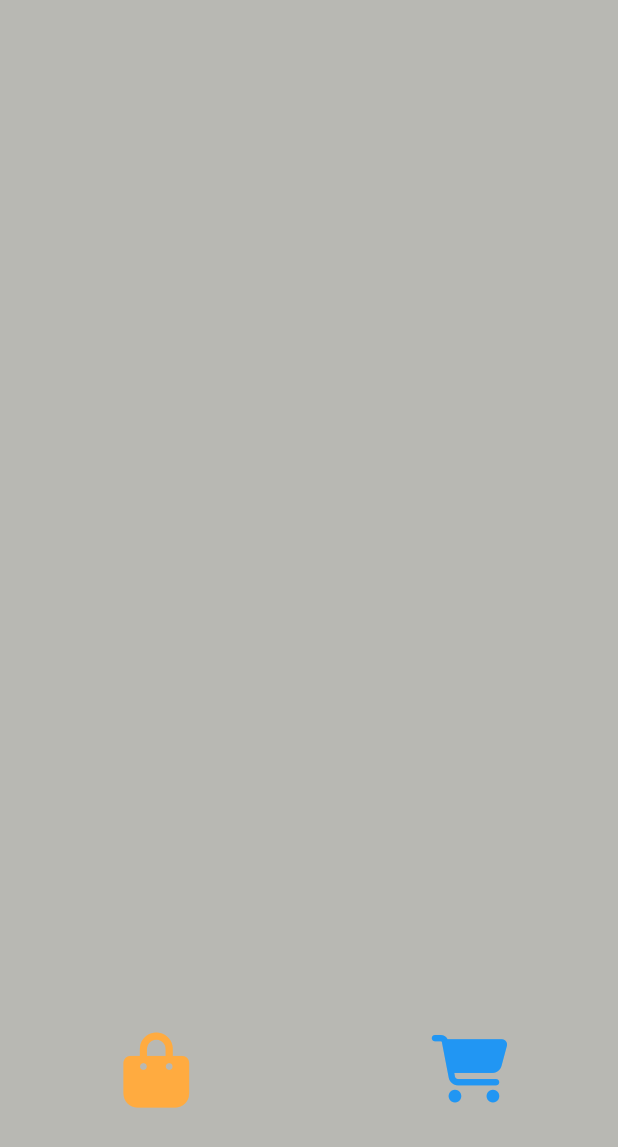
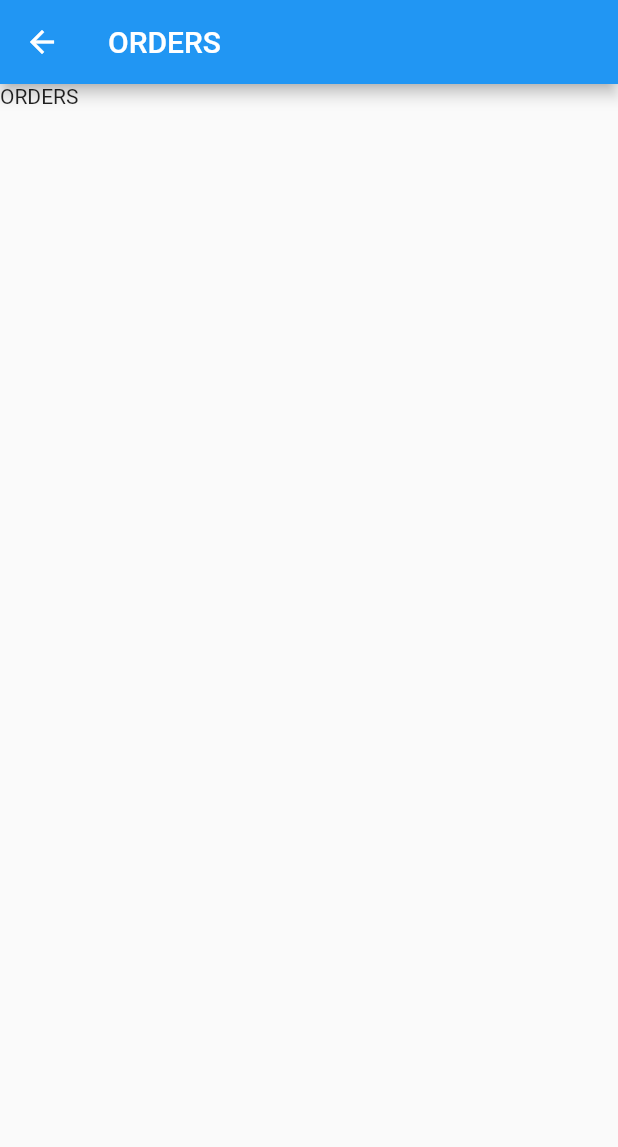
Before and after one commit to Gittysri/Retailshop, a Flutter app: the screen it shows after launch, after a tap on an icon or button, on a phone screen of 412 x 824 dp. Shown: the top 1147 px of the screen. Run offline on Flutter 3.47's test engine with Material 2 defaults, Android fonts, the phone set to English and light mode, and no system bars; our stand-ins replace font_awesome_flutter.

Commit message:
Routing btw Orders and Products

```diff
--- a/lib/screens/Home.dart
+++ b/lib/screens/Home.dart
@@ -1,5 +1,7 @@
 import 'package:flutter/material.dart';
 import 'package:font_awesome_flutter/font_awesome_flutter.dart';
+import 'package:retailshop/screens/Order.dart';
+import 'package:retailshop/screens/Product.dart';
 
 class Home extends StatelessWidget {
   const Home({super.key});
@@ -17,16 +19,22 @@ class Home extends StatelessWidget {
         padding: const EdgeInsets.only(top: 680),
         child: Row(mainAxisAlignment: MainAxisAlignment.spaceAround, children: [
           IconButton(
-            color: Colors.orangeAccent,
-            onPressed: () {},
+            color: Color.fromARGB(255, 0, 0, 0),
+            onPressed: () {
+              Navigator.push(
+                  context, MaterialPageRoute(builder: (context) => Product()));
+            },
             icon: Icon(FontAwesomeIcons.bagShopping),
             splashColor: Color.fromARGB(219, 228, 192, 14),
             hoverColor: Colors.blueGrey,
             iconSize: 50,
           ),
           IconButton(
-            color: Colors.blue,
-            onPressed: () {},
+            color: Color.fromARGB(255, 0, 0, 0),
+            onPressed: () {
+              Navigator.push(
+                  context, MaterialPageRoute(builder: (context) => Order()));
+            },
             icon: Icon(FontAwesomeIcons.cartShopping),
             splashColor: Colors.lightBlueAccent,
             iconSize: 45,
--- /dev/null
+++ b/lib/screens/Order.dart
@@ -0,0 +1,13 @@
+import 'package:flutter/material.dart';
+
+class Order extends StatelessWidget {
+  const Order({super.key});
+
+  @override
+  Widget build(BuildContext context) {
+    return Scaffold(
+      appBar: AppBar(title: Text("Orders".toUpperCase())),
+      body: Text("Orders".toUpperCase()),
+    );
+  }
+}
```
